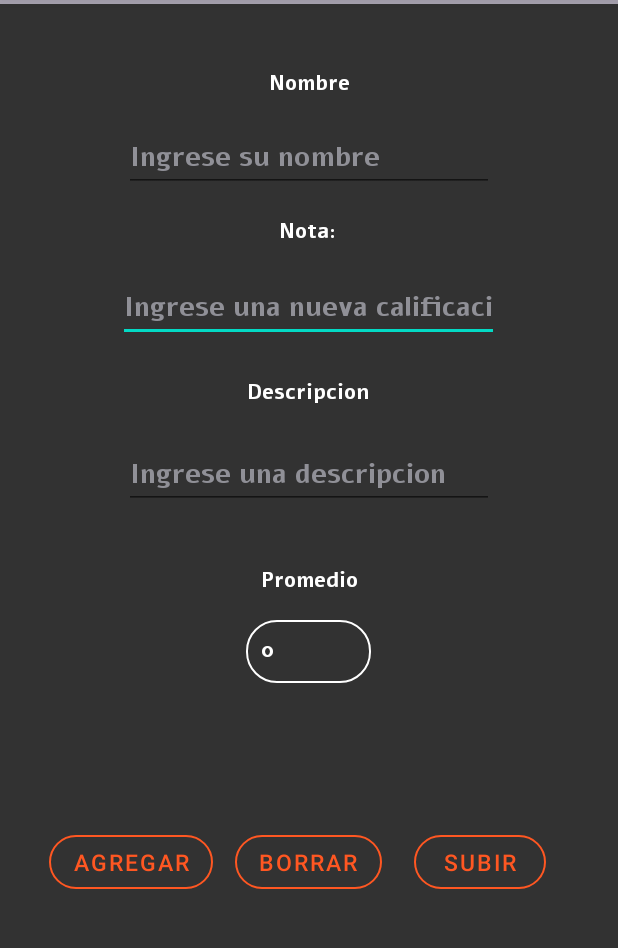
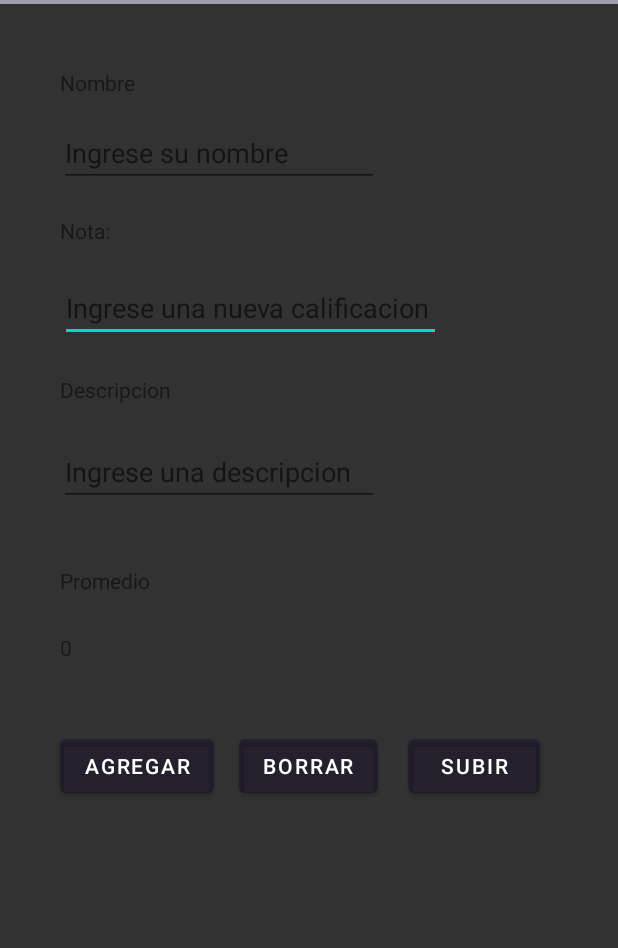
Before and after one commit to JulContreras/Proyecto_Promedios, an Android app: the promedio screen opened directly, with no data from a screen before it, on a phone screen of 412 x 824 dp, the part 80-1028 px from its top. Run offline under Robolectric (Android 15) with nearby library versions, the phone set to English and light mode, and no system bars.

Commit message:
layout promedio

```diff
--- a/app/src/main/res/layout/activity_promedio.xml
+++ b/app/src/main/res/layout/activity_promedio.xml
@@ -12,14 +12,11 @@
         android:layout_width="254dp"
         android:layout_height="43dp"
         android:ems="10"
-        android:fontFamily="@font/alef_bold"
         android:hint="Ingrese una nueva calificacion"
         android:inputType="number"
-        android:textColor="@color/white"
-        android:textColorHint="@color/material_dynamic_neutral60"
         app:layout_constraintBottom_toBottomOf="parent"
         app:layout_constraintEnd_toEndOf="parent"
-        app:layout_constraintHorizontal_bias="0.496"
+        app:layout_constraintHorizontal_bias="0.254"
         app:layout_constraintStart_toStartOf="parent"
         app:layout_constraintTop_toTopOf="parent"
         app:layout_constraintVertical_bias="0.251" />
@@ -28,13 +25,10 @@
         android:id="@+id/txt_nota"
         android:layout_width="wrap_content"
         android:layout_height="wrap_content"
-        android:fontFamily="@font/alef_bold"
         android:text="Nota:"
-        android:textColor="@color/white"
-        android:textColorHint="@color/material_dynamic_neutral60"
         app:layout_constraintBottom_toBottomOf="parent"
         app:layout_constraintEnd_toEndOf="parent"
-        app:layout_constraintHorizontal_bias="0.498"
+        app:layout_constraintHorizontal_bias="0.106"
         app:layout_constraintStart_toStartOf="parent"
         app:layout_constraintTop_toTopOf="parent"
         app:layout_constraintVertical_bias="0.189" />
@@ -43,12 +37,10 @@
         android:id="@+id/txt_name"
         android:layout_width="wrap_content"
         android:layout_height="wrap_content"
-        android:fontFamily="@font/alef_bold"
         android:text="Nombre"
-        android:textColor="@color/white"
-        android:textColorHint="@color/material_dynamic_neutral60"
         app:layout_constraintBottom_toBottomOf="parent"
         app:layout_constraintEnd_toEndOf="parent"
+        app:layout_constraintHorizontal_bias="0.111"
         app:layout_constraintStart_toStartOf="parent"
         app:layout_constraintTop_toTopOf="parent"
         app:layout_constraintVertical_bias="0.057" />
@@ -58,46 +50,37 @@
         android:layout_width="wrap_content"
         android:layout_height="wrap_content"
         android:ems="10"
-        android:fontFamily="@font/alef_bold"
         android:hint="Ingrese su nombre"
         android:inputType="textPersonName"
-        android:textColor="@color/white"
-        android:textColorHint="@color/material_dynamic_neutral60"
         app:layout_constraintBottom_toBottomOf="parent"
         app:layout_constraintEnd_toEndOf="parent"
-        app:layout_constraintHorizontal_bias="0.502"
+        app:layout_constraintHorizontal_bias="0.199"
         app:layout_constraintStart_toStartOf="parent"
         app:layout_constraintTop_toTopOf="parent"
-        app:layout_constraintVertical_bias="0.11" />
+        app:layout_constraintVertical_bias="0.106" />
 
     <TextView
         android:id="@+id/Prom"
         android:layout_width="wrap_content"
         android:layout_height="wrap_content"
-        android:fontFamily="@font/alef_bold"
         android:text="Promedio"
-        android:textColor="@color/white"
-        android:textColorHint="@color/material_dynamic_neutral60"
         app:layout_constraintBottom_toBottomOf="parent"
         app:layout_constraintEnd_toEndOf="parent"
+        app:layout_constraintHorizontal_bias="0.114"
         app:layout_constraintStart_toStartOf="parent"
         app:layout_constraintTop_toTopOf="parent" />
 
     <TextView
         android:id="@+id/txt_prom"
-        android:layout_width="83dp"
-        android:layout_height="42dp"
-        android:background="@drawable/style_border"
-        android:fontFamily="@font/alef_bold"
+        android:layout_width="191dp"
+        android:layout_height="25dp"
         android:text="0"
-        android:textColor="@color/white"
-        android:textColorHint="@color/material_dynamic_neutral60"
         app:layout_constraintBottom_toBottomOf="parent"
         app:layout_constraintEnd_toEndOf="parent"
-        app:layout_constraintHorizontal_bias="0.498"
+        app:layout_constraintHorizontal_bias="0.181"
         app:layout_constraintStart_toStartOf="parent"
         app:layout_constraintTop_toTopOf="parent"
-        app:layout_constraintVertical_bias="0.566" />
+        app:layout_constraintVertical_bias="0.565" />
 
     <Button
         android:id="@+id/btn_delete"
@@ -109,13 +92,7 @@
         app:layout_constraintHorizontal_bias="0.498"
         app:layout_constraintStart_toStartOf="parent"
         app:layout_constraintTop_toTopOf="parent"
-        app:layout_constraintVertical_bias="0.761"
-        app:strokeColor="@color/Background2"
-        android:textColor="@color/Background2"
-        android:textSize="15sp"
-        app:cornerRadius="20dp"
-        style="?attr/materialButtonOutlinedStyle"
-        />
+        app:layout_constraintVertical_bias="0.672" />
 
     <Button
         android:id="@+id/btn_add"
@@ -124,16 +101,10 @@
         android:text="Agregar"
         app:layout_constraintBottom_toBottomOf="parent"
         app:layout_constraintEnd_toEndOf="parent"
-        app:layout_constraintHorizontal_bias="0.107"
+        app:layout_constraintHorizontal_bias="0.13"
         app:layout_constraintStart_toStartOf="parent"
         app:layout_constraintTop_toTopOf="parent"
-        app:layout_constraintVertical_bias="0.761"
-        app:strokeColor="@color/Background2"
-        android:textColor="@color/Background2"
-        android:textSize="15sp"
-        app:cornerRadius="20dp"
-        style="?attr/materialButtonOutlinedStyle"
-        />
+        app:layout_constraintVertical_bias="0.672" />
 
     <Button
         android:id="@+id/btn_upload"
@@ -142,31 +113,22 @@
         android:text="Subir"
         app:layout_constraintBottom_toBottomOf="parent"
         app:layout_constraintEnd_toEndOf="parent"
-        app:layout_constraintHorizontal_bias="0.851"
+        app:layout_constraintHorizontal_bias="0.839"
         app:layout_constraintStart_toStartOf="parent"
         app:layout_constraintTop_toTopOf="parent"
-        app:layout_constraintVertical_bias="0.761"
-        app:strokeColor="@color/Background2"
-        android:textColor="@color/Background2"
-        android:textSize="15sp"
-        app:cornerRadius="20dp"
-        style="?attr/materialButtonOutlinedStyle"
-        />
+        app:layout_constraintVertical_bias="0.672" />
 
     <TextView
         android:id="@+id/txt_descripcion"
         android:layout_width="wrap_content"
         android:layout_height="wrap_content"
-        android:fontFamily="@font/alef_bold"
         android:text="Descripcion"
-        android:textColor="@color/white"
-        android:textColorHint="@color/material_dynamic_neutral60"
         app:layout_constraintBottom_toBottomOf="parent"
         app:layout_constraintEnd_toEndOf="parent"
-        app:layout_constraintHorizontal_bias="0.498"
+        app:layout_constraintHorizontal_bias="0.118"
         app:layout_constraintStart_toStartOf="parent"
         app:layout_constraintTop_toTopOf="parent"
-        app:layout_constraintVertical_bias="0.332" />
+        app:layout_constraintVertical_bias="0.33" />
 
     <EditText
         android:id="@+id/desc"
@@ -175,13 +137,10 @@
         android:ems="10"
         android:hint="Ingrese una descripcion"
         android:inputType="textPersonName"
-        android:textColor="@color/white"
-        android:textColorHint="@color/material_dynamic_neutral60"
         app:layout_constraintBottom_toBottomOf="parent"
         app:layout_constraintEnd_toEndOf="parent"
-        app:layout_constraintHorizontal_bias="0.502"
+        app:layout_constraintHorizontal_bias="0.199"
         app:layout_constraintStart_toStartOf="parent"
         app:layout_constraintTop_toTopOf="parent"
-        app:layout_constraintVertical_bias="0.403"
-        android:fontFamily="@font/alef_bold" />
+        app:layout_constraintVertical_bias="0.4" />
 </androidx.constraintlayout.widget.ConstraintLayout>
```
